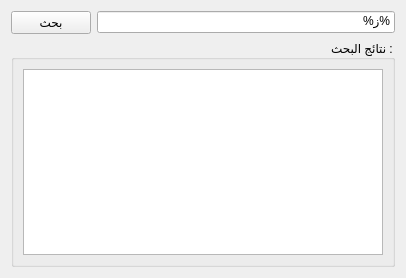
Above: ui/quransearch.ui from boussouira/moltaqa before the change. Below: the same form after it.
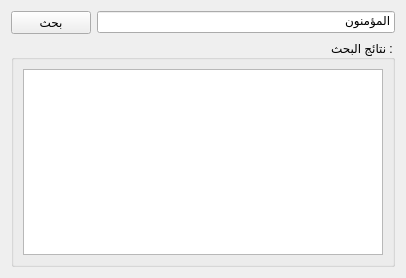
That is the form after the change.

The edit to the form file:
```diff
--- a/ui/quransearch.ui
+++ b/ui/quransearch.ui
@@ -29,7 +29,7 @@
         <enum>Qt::RightToLeft</enum>
        </property>
        <property name="text">
-        <string>%ز%</string>
+        <string>المؤمنون</string>
        </property>
       </widget>
      </item>
```
